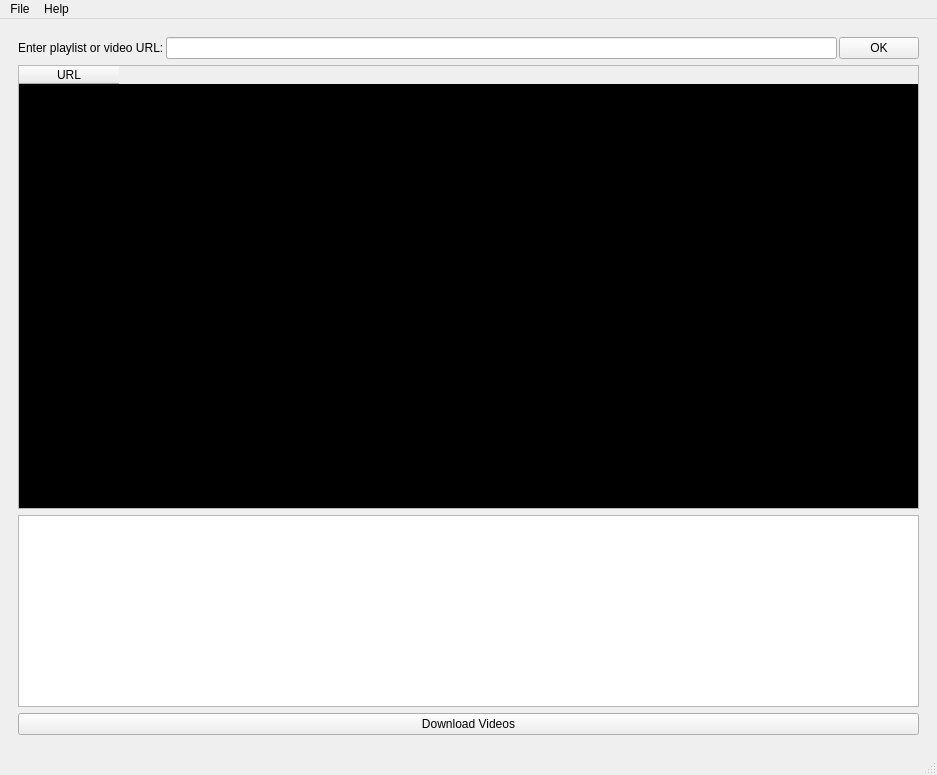
Above: UI_Files/main_window.ui from lzambella/Qyoutube-dl before the change. Below: the same form after it.
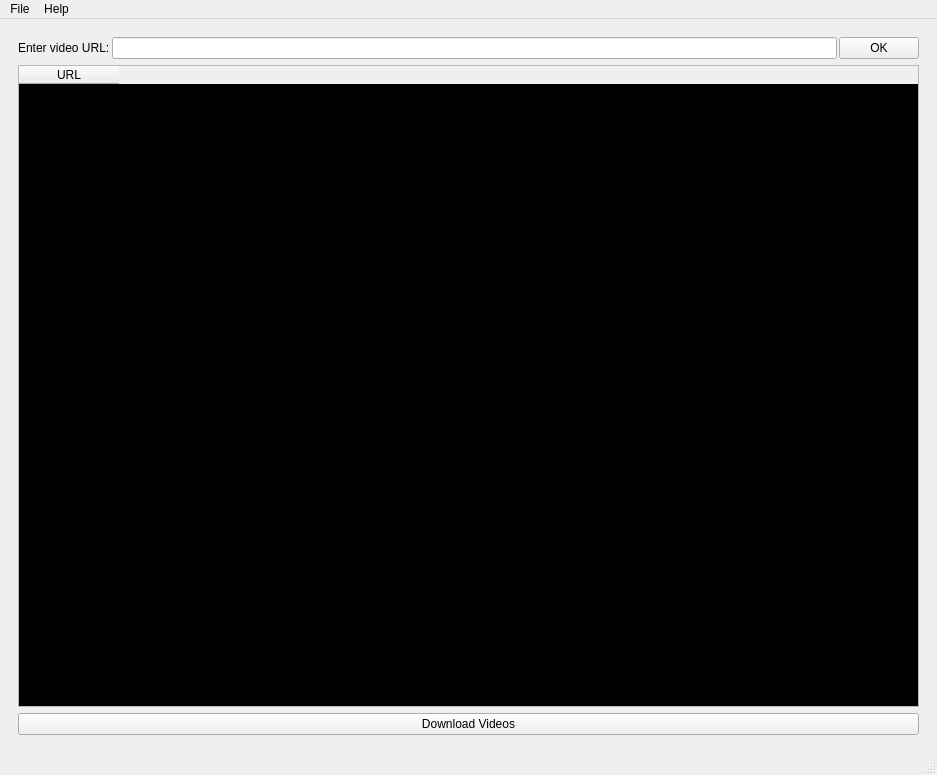
That is the form after the change.

Commit message: Get rid of built in console.

Diff of the .ui file:
```diff
--- a/UI_Files/main_window.ui
+++ b/UI_Files/main_window.ui
@@ -145,7 +145,7 @@
             </sizepolicy>
            </property>
            <property name="text">
-            <string>Enter playlist or video URL:</string>
+            <string>Enter video URL:</string>
            </property>
           </widget>
          </item>
@@ -174,9 +174,6 @@
          </item>
         </layout>
        </item>
-       <item row="2" column="0">
-        <widget class="QPlainTextEdit" name="plainTextEdit"/>
-       </item>
       </layout>
      </widget>
     </item>
```
Left out of the diff: 4 changed lines with no effect on the pictures. The commit also changes 2 other files.
